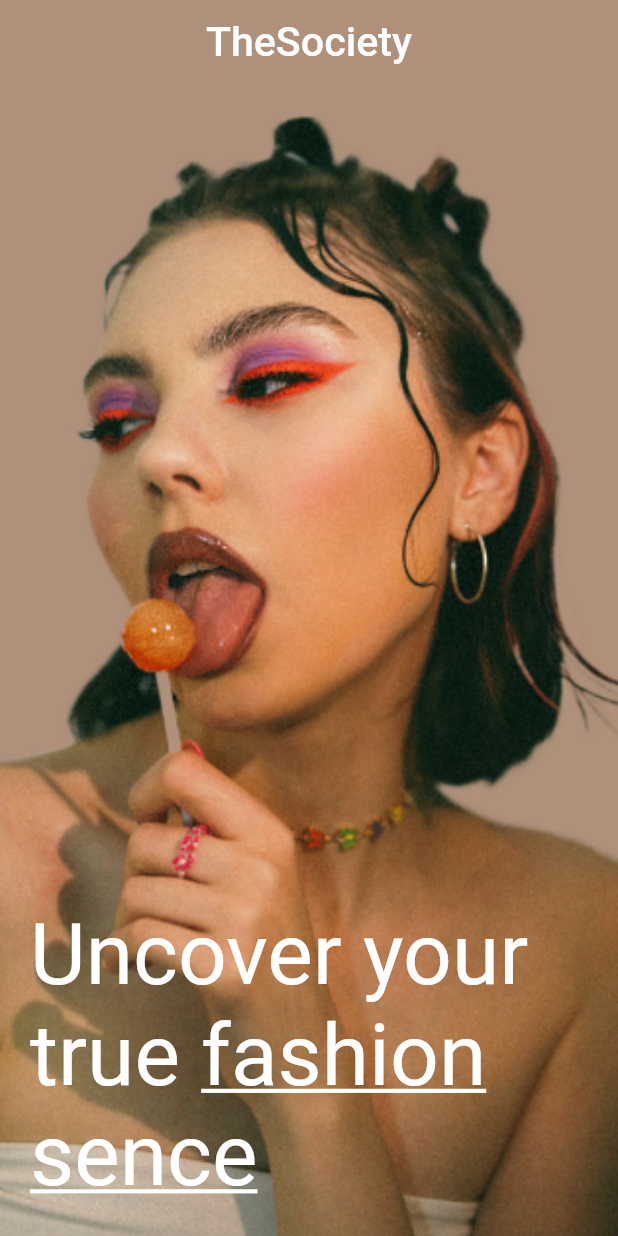
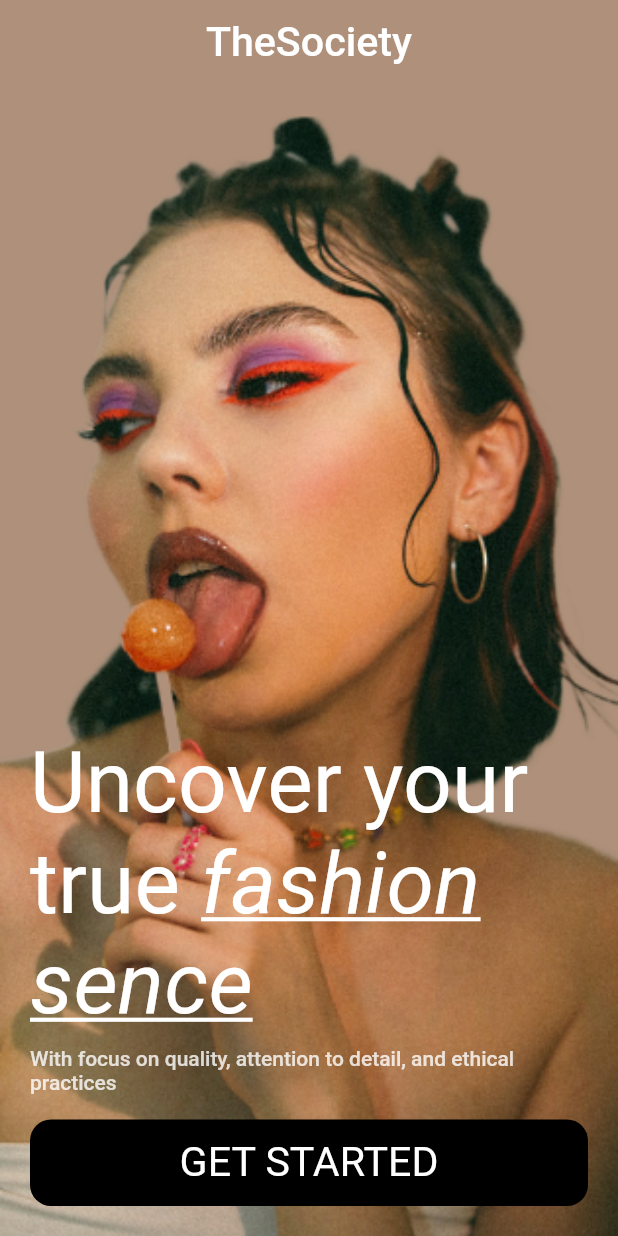
Before and after one commit to MohaamedHamdy/flutter_fashion_app, a Flutter app: the screen it shows after launch, on a phone screen of 412 x 824 dp. Run offline on Flutter 3.47's test engine with Material 2 defaults, Android fonts, the phone set to English and light mode, and no system bars; our stand-ins replace flutter_screenutil.

Commit message:
splash screen done

```diff
--- /dev/null
+++ b/lib/features/splash/presentation/views/widgets/main_text.dart
@@ -0,0 +1,27 @@
+import 'package:fashion_app/core/utils/styles.dart';
+import 'package:flutter/material.dart';
+
+class SplashScreenMainText extends StatelessWidget {
+  const SplashScreenMainText({
+    super.key,
+  });
+
+  @override
+  Widget build(BuildContext context) {
+    return RichText(
+      text: TextSpan(
+        text: 'Uncover your true ',
+        style: TextSytles.textStyle50,
+        children: [
+          TextSpan(
+            text: 'fashion sence',
+            style: TextSytles.textStyle50.copyWith(
+              decoration: TextDecoration.underline,
+              fontStyle: FontStyle.italic,
+            ),
+          ),
+        ],
+      ),
+    );
+  }
+}
--- /dev/null
+++ b/lib/features/splash/presentation/views/widgets/second_text.dart
@@ -0,0 +1,20 @@
+import 'package:flutter/material.dart';
+
+class SecondTextSplashScreen extends StatelessWidget {
+  const SecondTextSplashScreen({
+    super.key,
+  });
+
+  @override
+  Widget build(BuildContext context) {
+    return Opacity(
+      opacity: 0.8,
+      child: Text(
+        'With focus on quality, attention to detail, and ethical practices',
+        style: Theme.of(context).textTheme.bodyLarge!.copyWith(
+              color: Colors.white,
+            ),
+      ),
+    );
+  }
+}
--- a/lib/features/splash/presentation/views/widgets/splash_screen_body.dart
+++ b/lib/features/splash/presentation/views/widgets/splash_screen_body.dart
@@ -1,5 +1,8 @@
 import 'package:fashion_app/core/utils/styles.dart';
 import 'package:flutter/material.dart';
+
+import 'main_text.dart';
+import 'second_text.dart';
 
 class SplashScreenBody extends StatelessWidget {
   const SplashScreenBody({super.key});
@@ -18,39 +21,41 @@ class SplashScreenBody extends StatelessWidget {
           ),
         ),
       ),
-      child: const Padding(
-        padding: EdgeInsets.all(20.0),
+      child: Padding(
+        padding: const EdgeInsets.all(20.0),
         child: Column(
           mainAxisAlignment: MainAxisAlignment.end,
           children: [
-            SplashScreenMainText(),
+            const SplashScreenMainText(),
+            SizedBox(
+              height: MediaQuery.of(context).size.height * 0.01,
+            ),
+            const SecondTextSplashScreen(),
+            SizedBox(
+              height: MediaQuery.of(context).size.height * 0.02,
+            ),
+            SizedBox(
+              width: double.infinity,
+              height: MediaQuery.of(context).size.height * 0.07,
+              child: TextButton(
+                style: TextButton.styleFrom(
+                  backgroundColor: Colors.black,
+                  shape: RoundedRectangleBorder(
+                    borderRadius: BorderRadius.circular(14.0),
+                  ),
+                ),
+                onPressed: () {},
+                child: Text(
+                  'GET STARTED',
+                  style: TextSytles.textStyle24.copyWith(
+                    color: Colors.white,
+                  ),
+                ),
+              ),
+            ),
           ],
         ),
       ),
     );
   }
 }
-
-class SplashScreenMainText extends StatelessWidget {
-  const SplashScreenMainText({
-    super.key,
-  });
-
-  @override
-  Widget build(BuildContext context) {
-    return RichText(
-      text: TextSpan(
-        text: 'Uncover your true ',
-        style: TextSytles.textStyle50,
-        children: [
-          TextSpan(
-            text: 'fashion sence',
-            style: TextSytles.textStyle50.copyWith(
-              decoration: TextDecoration.underline,
-            ),
-          ),
-        ],
-      ),
-    );
-  }
-}
```
